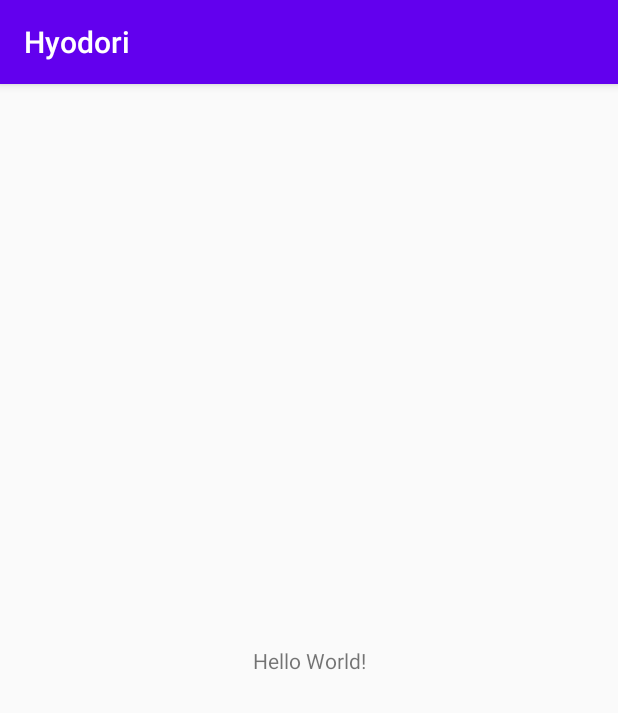
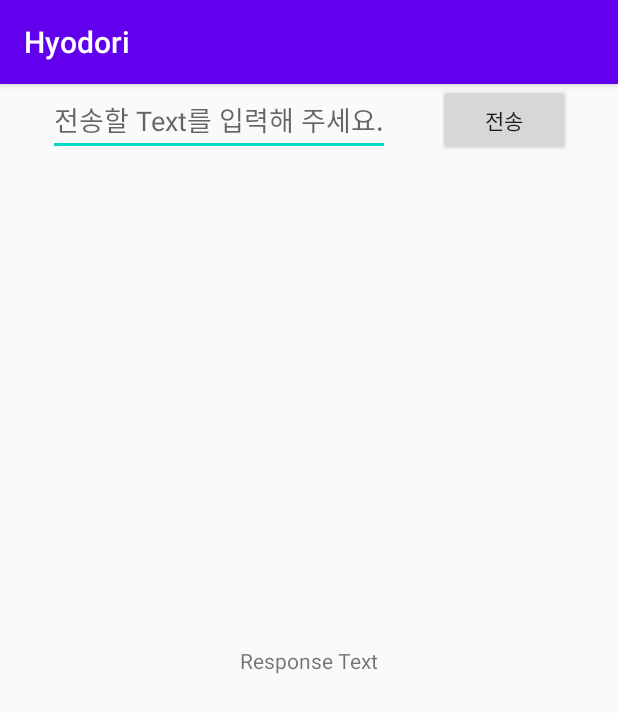
Before and after one commit to dia312/Dialogflow-Android-Project, an Android app: the screen it shows after launch (MainActivity), on a phone screen of 412 x 824 dp. Shown: the top 713 px of the screen. Run offline under Robolectric (Android 15) with nearby library versions, the phone set to English and light mode, and no system bars; libraries missing offline, so code that uses them is left out: com.google.api.gax, com.google.auth.oauth2, com.google.cloud.dialogflow; 6 statements that could not run were skipped.

Commit message:
dialogflow and android connection test complete

```diff
--- a/app/src/main/AndroidManifest.xml
+++ b/app/src/main/AndroidManifest.xml
@@ -1,6 +1,9 @@
 <?xml version="1.0" encoding="utf-8"?>
 <manifest xmlns:android="http://schemas.android.com/apk/res/android"
     package="com.o2o.hyodori">
+
+    <uses-permission android:name="android.permission.INTERNET"/>
+
 
     <application
         android:allowBackup="true"
--- a/app/src/main/java/com/o2o/hyodori/MainActivity.java
+++ b/app/src/main/java/com/o2o/hyodori/MainActivity.java
@@ -3,12 +3,111 @@ package com.o2o.hyodori;
 import androidx.appcompat.app.AppCompatActivity;
 
 import android.os.Bundle;
+import android.util.Log;
+import android.view.View;
+import android.widget.Button;
+import android.widget.EditText;
+import android.widget.TextView;
+import android.widget.Toast;
 
-public class MainActivity extends AppCompatActivity {
+import com.google.api.gax.core.FixedCredentialsProvider;
+import com.google.auth.oauth2.GoogleCredentials;
+import com.google.auth.oauth2.ServiceAccountCredentials;
+import com.google.cloud.dialogflow.v2.DetectIntentResponse;
+import com.google.cloud.dialogflow.v2.QueryInput;
+import com.google.cloud.dialogflow.v2.SessionName;
+import com.google.cloud.dialogflow.v2.SessionsClient;
+import com.google.cloud.dialogflow.v2.SessionsSettings;
+import com.google.cloud.dialogflow.v2.TextInput;
+import com.google.common.collect.Lists;
+import com.o2o.hyodori.interfaces.DialogflowBotReply;
+import com.o2o.hyodori.utils.SendMessageInBg;
+
+import java.io.InputStream;
+import java.util.UUID;
+
+public class MainActivity extends AppCompatActivity implements DialogflowBotReply {
+
+    private TextView textView;
+    private EditText editText;
+    private Button button;
+
+    //dialogFlow
+    private SessionsClient sessionsClient; // 세션 클라이언트
+    private SessionName sessionName; //세션 이름
+    private String uuid = UUID.randomUUID().toString(); //식별자
+    private String TAG = "mainactivity"; //Tag 명
 
     @Override
     protected void onCreate(Bundle savedInstanceState) {
         super.onCreate(savedInstanceState);
         setContentView(R.layout.activity_main);
+        textView=findViewById(R.id.text1);
+        editText=findViewById(R.id.editText1);
+        button=findViewById(R.id.button1);
+
+        //button 클릭 리스너 등록
+        button.setOnClickListener(new View.OnClickListener(){
+            @Override
+            public void onClick(View v) {
+                String message = editText.getText().toString();
+                if (!message.isEmpty()) {
+                    //UI or something to do Task
+                    editText.setText("");
+                    //메시지를 담아 sendMessageToBot() 호출
+                    sendMessageToBot(message);
+                } else {
+                    Toast.makeText(MainActivity.this, "보낼 내용을 입력해주세요.", Toast.LENGTH_SHORT).show();
+                }
+            }
+        });
+        //dialogflowAgent key정보 Setup
+        setUpBot();
+    }
+
+    private void setUpBot() {
+        try {
+            InputStream stream = this.getResources().openRawResource(R.raw.credential);
+            GoogleCredentials credentials = GoogleCredentials.fromStream(stream)
+                    .createScoped(Lists.newArrayList("https://www.googleapis.com/auth/cloud-platform"));
+            String projectId = ((ServiceAccountCredentials) credentials).getProjectId();
+
+            SessionsSettings.Builder settingsBuilder = SessionsSettings.newBuilder();
+            SessionsSettings sessionsSettings = settingsBuilder.setCredentialsProvider(
+                    FixedCredentialsProvider.create(credentials)).build();
+            sessionsClient = SessionsClient.create(sessionsSettings);
+            sessionName = SessionName.of(projectId, uuid);
+
+            Log.d(TAG, "projectId : " + projectId);
+        } catch (Exception e) {
+            Log.d(TAG, "setUpBot: " + e.getMessage());
+        }
+    }
+
+    //dialogflow로 message를 보내는 메서드
+    private void sendMessageToBot(String message) {
+        QueryInput input = QueryInput.newBuilder()
+                .setText(TextInput.newBuilder().setText(message).setLanguageCode("en-US")).build();
+        new SendMessageInBg(this, sessionName, sessionsClient, input).execute();
+    }
+
+    @Override
+    public void callback(DetectIntentResponse returnResponse) {
+        //dialogflowAgent와 통신 성공한 경우
+        if (returnResponse != null) {
+            String dialogflowBotReply = returnResponse.getQueryResult().getFulfillmentText();
+            Log.d("text", returnResponse.getQueryResult().toString());
+            //getFulfillmentText가 있을 경우
+            if (!dialogflowBotReply.isEmpty()) {
+                //UI or something to do Task
+                textView.setText(dialogflowBotReply);
+            }
+            else {
+                Toast.makeText(this, "something went wrong", Toast.LENGTH_SHORT).show();
+            }
+        }
+        else {
+            Toast.makeText(this, "failed to connect!", Toast.LENGTH_SHORT).show();
+        }
     }
 }
--- /dev/null
+++ b/app/src/main/java/com/o2o/hyodori/interfaces/DialogflowBotReply.java
@@ -0,0 +1,8 @@
+package com.o2o.hyodori.interfaces;
+
+import com.google.cloud.dialogflow.v2.DetectIntentResponse;
+
+public interface DialogflowBotReply {
+
+    void callback(DetectIntentResponse returnResponse);
+}
--- a/app/src/main/res/layout/activity_main.xml
+++ b/app/src/main/res/layout/activity_main.xml
@@ -6,10 +6,31 @@
     android:layout_height="match_parent"
     tools:context=".MainActivity">
 
-    <TextView
+    <EditText
+        android:hint="전송할 Text를 입력해 주세요."
+        android:id="@+id/editText1"
         android:layout_width="wrap_content"
         android:layout_height="wrap_content"
-        android:text="Hello World!"
+        app:layout_constraintTop_toTopOf="parent"
+        app:layout_constraintLeft_toLeftOf="parent"
+        app:layout_constraintRight_toLeftOf="@id/button1"
+        />
+
+    <Button
+        android:text="전송"
+        android:id="@+id/button1"
+        android:layout_width="wrap_content"
+        android:layout_height="wrap_content"
+        app:layout_constraintLeft_toRightOf="@id/editText1"
+        app:layout_constraintRight_toRightOf="parent"
+        app:layout_constraintTop_toTopOf="parent">
+    </Button>
+
+    <TextView
+        android:id="@+id/text1"
+        android:layout_width="wrap_content"
+        android:layout_height="wrap_content"
+        android:text="Response Text"
         app:layout_constraintBottom_toBottomOf="parent"
         app:layout_constraintLeft_toLeftOf="parent"
         app:layout_constraintRight_toRightOf="parent"
```
Also changed, not shown: app/build.gradle (+9 -1 lines), app/src/main/java/com/o2o/hyodori/utils/RequestJavaV2Task.java (added, +50 -0 lines), app/src/main/java/com/o2o/hyodori/utils/SendMessageInBg.java (added, +51 -0 lines).
